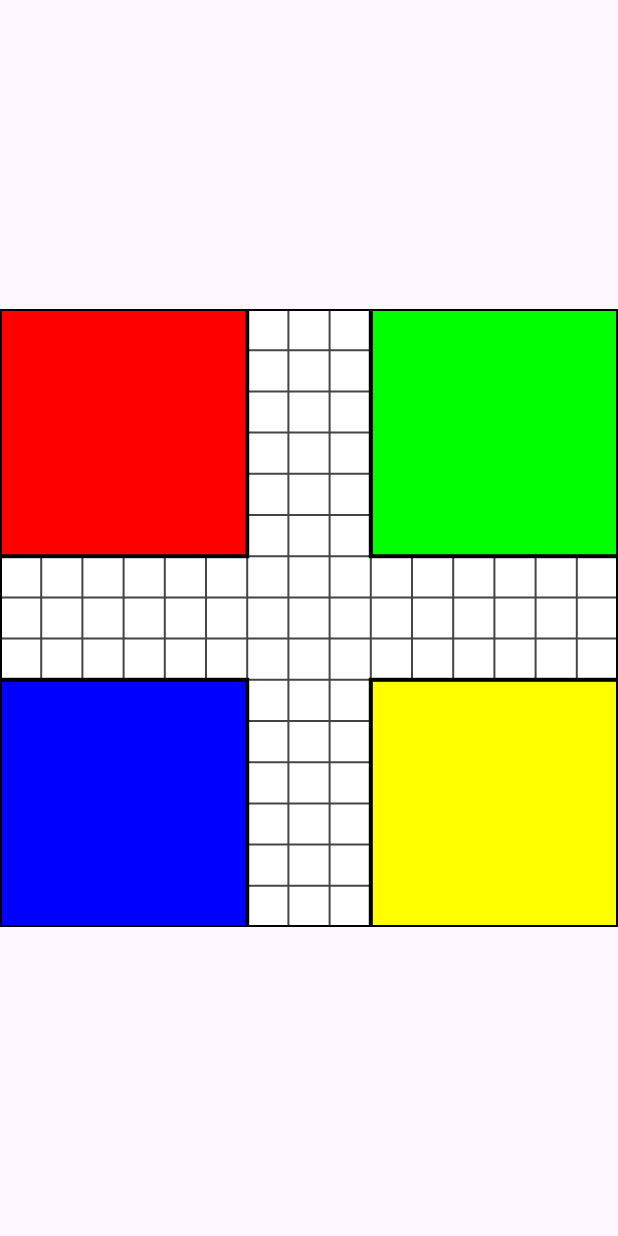
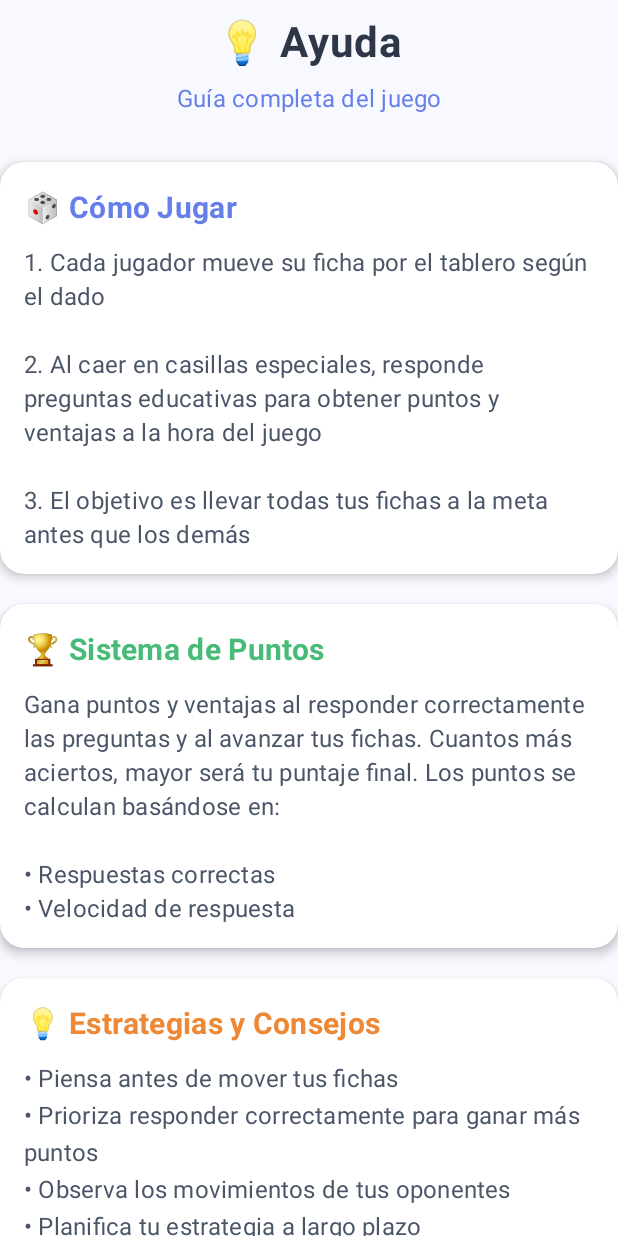
Before and after one commit to ianhernandez14/BrainChis, an Android app: the screen it shows after launch (MainActivity), on a phone screen of 412 x 824 dp. Run offline under Robolectric (Android 15) with nearby library versions, the phone set to English and light mode, and no system bars.

Commit message:
Quitar hardcoded strings y moverlas a strings.xml

```diff
--- a/app/src/main/java/com/proyectofinal/brainchis/MainActivity.kt
+++ b/app/src/main/java/com/proyectofinal/brainchis/MainActivity.kt
@@ -12,7 +12,7 @@ class MainActivity : AppCompatActivity()
     {
         super.onCreate(savedInstanceState)
         enableEdgeToEdge()
-        setContentView(R.layout.activity_juego)
+        setContentView(R.layout.activity_ayuda)
         ViewCompat.setOnApplyWindowInsetsListener(findViewById(R.id.main)) { v, insets ->
             val systemBars = insets.getInsets(WindowInsetsCompat.Type.systemBars())
             v.setPadding(systemBars.left, systemBars.top, systemBars.right, systemBars.bottom)
--- a/app/src/main/res/layout/activity_ayuda.xml
+++ b/app/src/main/res/layout/activity_ayuda.xml
@@ -5,7 +5,8 @@
     android:layout_width="match_parent"
     android:layout_height="match_parent"
     android:background="#F8F9FF"
-    android:padding="20dp">
+    android:padding="20dp"
+    android:id="@+id/main">
 
     <LinearLayout
         android:layout_width="match_parent"
@@ -17,7 +18,7 @@
             android:id="@+id/txtTituloAyuda"
             android:layout_width="match_parent"
             android:layout_height="wrap_content"
-            android:text="💡 Ayuda BrainChis"
+            android:text="@string/ayuda_titulo"
             android:textSize="28sp"
             android:textStyle="bold"
             android:textColor="#2D3748"
@@ -29,7 +30,7 @@
         <TextView
             android:layout_width="match_parent"
             android:layout_height="wrap_content"
-            android:text="Guía completa del juego"
+            android:text="@string/ayuda_subtitulo"
             android:textSize="16sp"
             android:textColor="#667EEA"
             android:gravity="center"
@@ -54,7 +55,7 @@
                 <TextView
                     android:layout_width="match_parent"
                     android:layout_height="wrap_content"
-                    android:text="🎲 Cómo Jugar"
+                    android:text="@string/ayuda_como_jugar_titulo"
                     android:textSize="20sp"
                     android:textStyle="bold"
                     android:textColor="#667EEA"
@@ -64,7 +65,7 @@
                 <TextView
                     android:layout_width="match_parent"
                     android:layout_height="wrap_content"
-                    android:text="1. Cada jugador mueve su ficha por el tablero según el dado\n\n2. Al caer en casillas especiales, responde preguntas educativas para ganar puntos\n\n3. El objetivo es llevar todas tus fichas a la meta antes que los demás"
+                    android:text="@string/ayuda_como_jugar_descripcion"
                     android:textSize="16sp"
                     android:textColor="#4A5568"
                     android:lineSpacingExtra="4dp"
@@ -91,7 +92,7 @@
                 <TextView
                     android:layout_width="match_parent"
                     android:layout_height="wrap_content"
-                    android:text="🏆 Sistema de Puntos"
+                    android:text="@string/ayuda_puntos_titulo"
                     android:textSize="20sp"
                     android:textStyle="bold"
                     android:textColor="#48BB78"
@@ -101,7 +102,7 @@
                 <TextView
                     android:layout_width="match_parent"
                     android:layout_height="wrap_content"
-                    android:text="Gana puntos al responder correctamente las preguntas y al avanzar tus fichas. Cuantos más aciertos, mayor será tu puntaje final. Los puntos se calculan basándose en:\n\n• Respuestas correctas\n• Velocidad de respuesta\n• Estrategia de movimiento"
+                    android:text="@string/ayuda_puntos_descripcion"
                     android:textSize="16sp"
                     android:textColor="#4A5568"
                     android:lineSpacingExtra="4dp"
@@ -128,7 +129,7 @@
                 <TextView
                     android:layout_width="match_parent"
                     android:layout_height="wrap_content"
-                    android:text="💡 Estrategias y Consejos"
+                    android:text="@string/ayuda_estrategias_titulo"
                     android:textSize="20sp"
                     android:textStyle="bold"
                     android:textColor="#ED8936"
@@ -138,7 +139,7 @@
                 <TextView
                     android:layout_width="match_parent"
                     android:layout_height="wrap_content"
-                    android:text="• Piensa antes de mover tus fichas\n• Prioriza responder correctamente para ganar más puntos\n• Observa los movimientos de tus oponentes\n• Planifica tu estrategia a largo plazo\n• Usa las casillas especiales a tu favor"
+                    android:text="@string/ayuda_estrategias_descripcion"
                     android:textSize="16sp"
                     android:textColor="#4A5568"
                     android:lineSpacingExtra="6dp"
@@ -156,7 +157,7 @@
             android:elevation="0dp"
             android:letterSpacing="0.01"
             android:paddingHorizontal="32dp"
-            android:text="Volver al Menú"
+            android:text="@string/ayuda_boton_volver"
             android:textColor="#FFFFFF"
             android:textSize="16sp"
             android:textStyle="bold"
--- a/app/src/main/res/values/strings.xml
+++ b/app/src/main/res/values/strings.xml
@@ -4,8 +4,43 @@
     <!-- Pantalla de carga -->
     <string name="cargando">Cargando...</string>
 
-    <!-- MainActivity -->
+    <!-- main_activity.xml -->
     <string name="crear">Crear una partida</string>
     <string name="unirse">Unirse a una partida</string>
     <string name="ver_puntajes">Ver puntajes</string>
+
+    <!-- activity_puntaje.xml -->
+    <string name="puntaje_titulo">🏆 Clasificación</string>
+    <string name="puntaje_subtitulo">Los jugadores más sabios del tablero</string>
+    <string name="puntaje_header_gato">#</string>
+    <string name="puntaje_header_jugador">Jugador</string>
+    <string name="puntaje_header_aciertos">Aciertos</string>
+    <string name="puntaje_header_puntaje">Puntaje</string>
+    <string name="puntaje_boton_volver">Volver al Menú Principal</string>
+
+    <!-- activity_ayuda.xml -->
+    <string name="ayuda_titulo">💡 Ayuda</string>
+    <string name="ayuda_subtitulo">Guía completa del juego</string>
+    <string name="ayuda_como_jugar_titulo">🎲 Cómo Jugar</string>
+    <string name="ayuda_como_jugar_descripcion">1. Cada jugador mueve su ficha por el tablero según
+        el dado\n\n2. Al caer en casillas especiales, responde preguntas educativas para obtener
+        puntos y ventajas a la hora del juego\n\n3. El objetivo es llevar todas tus fichas a la meta antes que los demás
+    </string>
+    <string name="ayuda_puntos_titulo">🏆 Sistema de Puntos</string>
+    <string name="ayuda_puntos_descripcion">Gana puntos y ventajas al responder correctamente las preguntas y
+        al avanzar tus fichas. Cuantos más aciertos, mayor será tu puntaje final. Los puntos se
+        calculan basándose en:\n\n• Respuestas correctas\n• Velocidad de respuesta
+    </string>
+    <string name="ayuda_estrategias_titulo">💡 Estrategias y Consejos</string>
+    <string name="ayuda_estrategias_descripcion">• Piensa antes de mover tus fichas\n• Prioriza
+        responder correctamente para ganar más puntos\n• Observa los movimientos de tus oponentes\n•
+        Planifica tu estrategia a largo plazo\n• Usa las casillas especiales a tu favor
+    </string>
+    <string name="ayuda_boton_volver">Volver al Menú</string>
+
+    <!-- activity_pausa.xml -->
+    <string name="pausa_titulo">⏸ Juego en Pausa</string>
+    <string name="pausa_boton_reanudar">▶ Reanudar Partida</string>
+    <string name="pausa_boton_reiniciar">🔄 Reiniciar Juego</string>
+    <string name="pausa_boton_menu">🏠 Menú Principal</string>
 </resources>
```
Also changed, not shown: app/src/main/res/layout/activity_pausa.xml (+4 -5 lines), app/src/main/res/layout/activity_puntaje.xml (+7 -10 lines).
